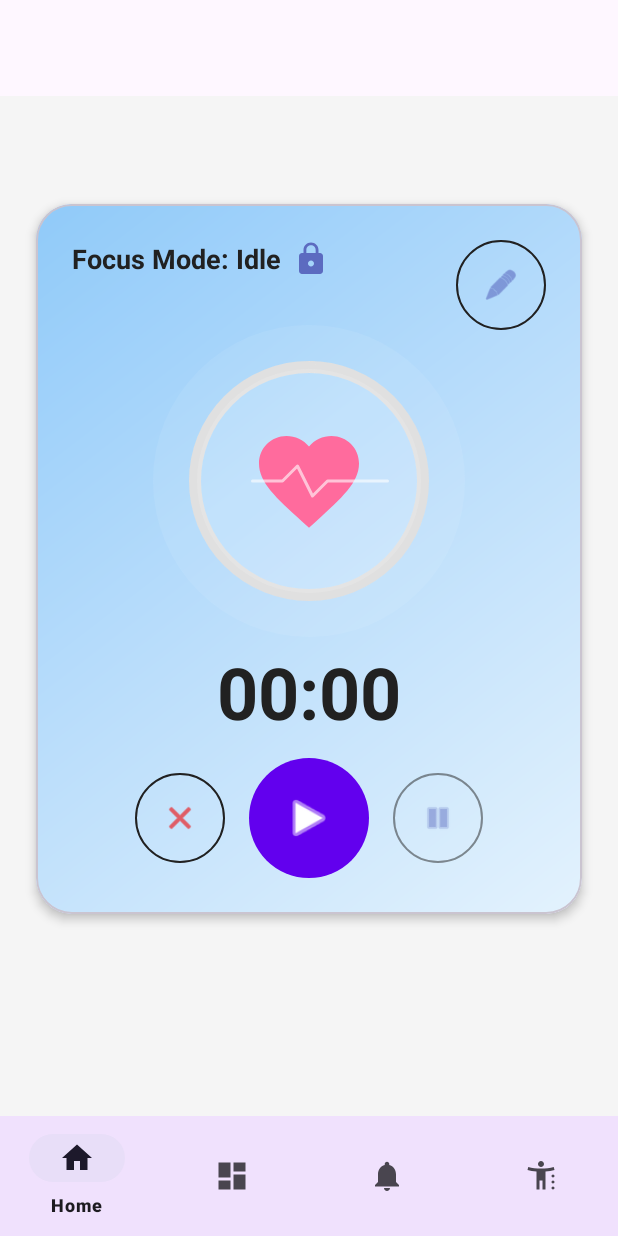
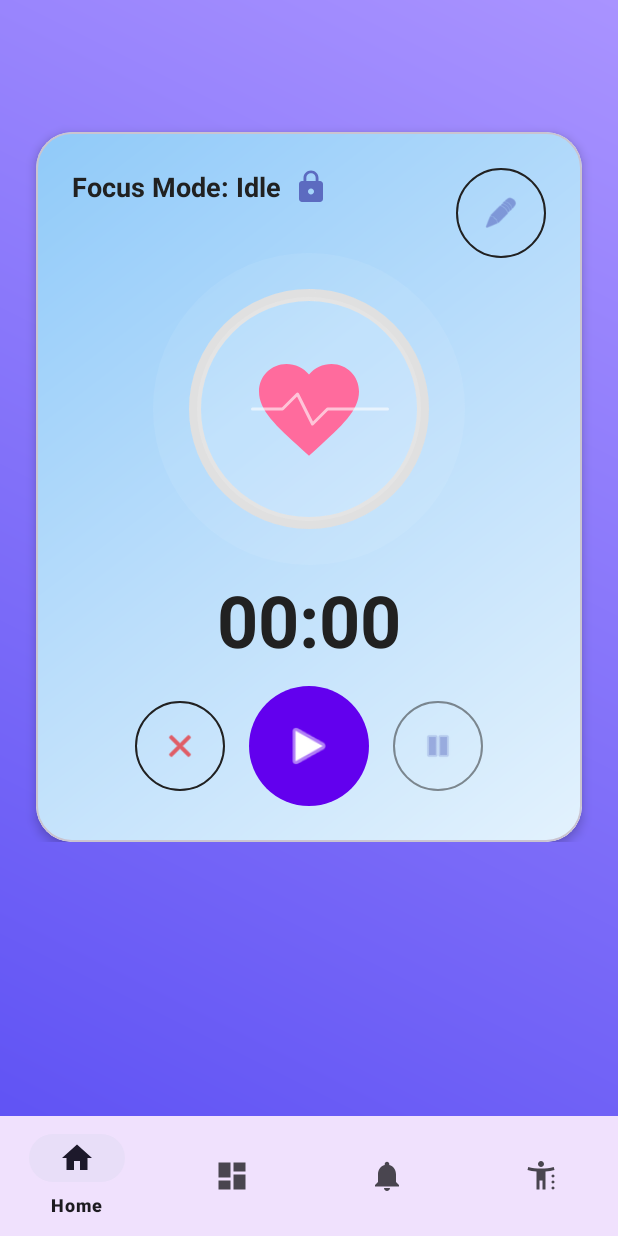
Before and after one commit to LucAir/Mobile-and-Wearable, an Android app: the HomeFragment screen opened directly, with no data from a screen before it, on a phone screen of 412 x 824 dp. Run offline under Robolectric (Android 15) with nearby library versions, the phone set to English and light mode, and no system bars; our stand-ins replace Room's generated code, navigation-ui.

Commit message:
fix: change general view

```diff
--- a/app/src/main/res/layout/activity_main.xml
+++ b/app/src/main/res/layout/activity_main.xml
@@ -4,7 +4,8 @@
     android:id="@+id/container"
     android:layout_width="match_parent"
     android:layout_height="match_parent"
-    android:paddingTop="?attr/actionBarSize">
+    android:paddingTop="?attr/actionBarSize"
+    android:background="@drawable/bg_gradient">
 
     <com.google.android.material.bottomnavigation.BottomNavigationView
         android:id="@+id/nav_view"
--- a/app/src/main/res/layout/fragment_home.xml
+++ b/app/src/main/res/layout/fragment_home.xml
@@ -2,12 +2,8 @@
 <androidx.core.widget.NestedScrollView
     xmlns:android="http://schemas.android.com/apk/res/android"
     xmlns:app="http://schemas.android.com/apk/res-auto"
-    xmlns:tools="http://schemas.android.com/tools"
     android:layout_width="match_parent"
-    android:layout_height="match_parent"
-    android:fillViewport="true"
-    android:background="@color/background_color">
-
+    android:layout_height="match_parent">
     <androidx.constraintlayout.widget.ConstraintLayout
         android:layout_width="match_parent"
         android:layout_height="wrap_content"
@@ -18,7 +14,7 @@
             android:layout_width="match_parent"
             android:layout_height="wrap_content"
             android:layout_marginStart="24dp"
-            android:layout_marginTop="72dp"
+            android:layout_marginTop="24dp"
             android:layout_marginEnd="24dp"
             app:cardCornerRadius="24dp"
             app:cardElevation="4dp"
```
